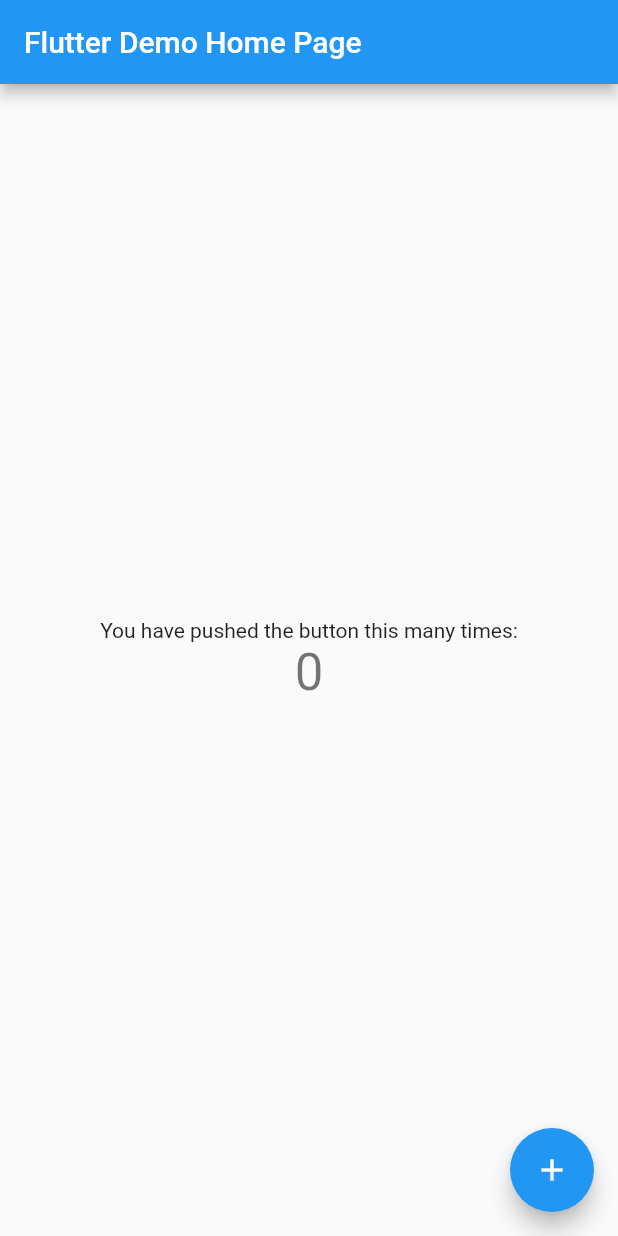
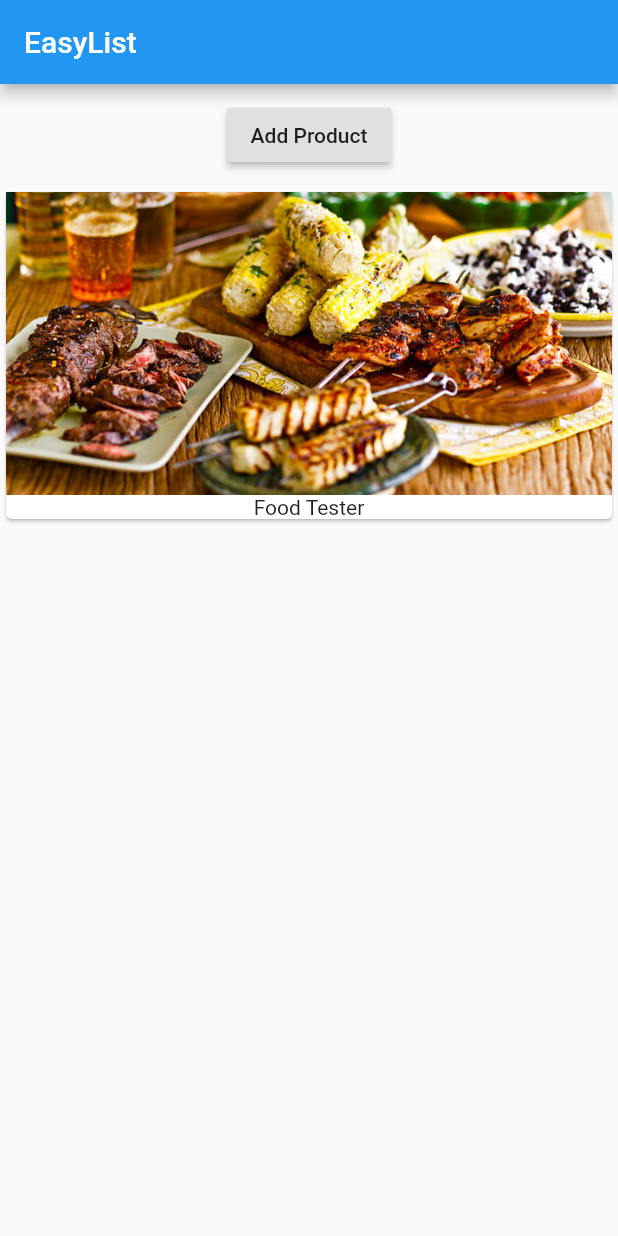
Before and after one commit to porrametict/learnflutter, a Flutter app: the screen it shows after launch, on a phone screen of 412 x 824 dp. Run offline on Flutter 3.47's test engine with Material 2 defaults, Android fonts, the phone set to English and light mode, and no system bars.

Commit message:
try to understand

```diff
--- a/followDoc/flutter_app_doc/lib/main.dart
+++ b/followDoc/flutter_app_doc/lib/main.dart
@@ -1,111 +1,17 @@
 import 'package:flutter/material.dart';
 
-void main() => runApp(MyApp());
+import './product_manager.dart';
+
+main() => runApp(MyApp());
 
 class MyApp extends StatelessWidget {
-  // This widget is the root of your application.
   @override
   Widget build(BuildContext context) {
-    return MaterialApp(
-      title: 'Flutter Demo',
-      theme: ThemeData(
-        // This is the theme of your application.
-        //
-        // Try running your application with "flutter run". You'll see the
-        // application has a blue toolbar. Then, without quitting the app, try
-        // changing the primarySwatch below to Colors.green and then invoke
-        // "hot reload" (press "r" in the console where you ran "flutter run",
-        // or simply save your changes to "hot reload" in a Flutter IDE).
-        // Notice that the counter didn't reset back to zero; the application
-        // is not restarted.
-        primarySwatch: Colors.blue,
-      ),
-      home: MyHomePage(title: 'Flutter Demo Home Page'),
-    );
+    return new MaterialApp(
+        home: Scaffold(
+            appBar: AppBar(
+              title: Text('EasyList'),
+            ),
+            body: ProductManager('Food Tester')));
   }
 }
-
-class MyHomePage extends StatefulWidget {
-  MyHomePage({Key key, this.title}) : super(key: key);
-
-  // This widget is the home page of your application. It is stateful, meaning
-  // that it has a State object (defined below) that contains fields that affect
-  // how it looks.
-
-  // This class is the configuration for the state. It holds the values (in this
-  // case the title) provided by the parent (in this case the App widget) and
-  // used by the build method of the State. Fields in a Widget subclass are
-  // always marked "final".
-
-  final String title;
-
-  @override
-  _MyHomePageState createState() => _MyHomePageState();
-}
-
-class _MyHomePageState extends State<MyHomePage> {
-  int _counter = 0;
-
-  void _incrementCounter() {
-    setState(() {
-      // This call to setState tells the Flutter framework that something has
-      // changed in this State, which causes it to rerun the build method below
-      // so that the display can reflect the updated values. If we changed
-      // _counter without calling setState(), then the build method would not be
-      // called again, and so nothing would appear to happen.
-      _counter++;
-    });
-  }
-
-  @override
-  Widget build(BuildContext context) {
-    // This method is rerun every time setState is called, for instance as done
-    // by the _incrementCounter method above.
-    //
-    // The Flutter framework has been optimized to make rerunning build methods
-    // fast, so that you can just rebuild anything that needs updating rather
-    // than having to individually change instances of widgets.
-    return Scaffold(
-      appBar: AppBar(
-        // Here we take the value from the MyHomePage object that was created by
-        // the App.build method, and use it to set our appbar title.
-        title: Text(widget.title),
-      ),
-      body: Center(
-        // Center is a layout widget. It takes a single child and positions it
-        // in the middle of the parent.
-        child: Column(
-          // Column is also layout widget. It takes a list of children and
-          // arranges them vertically. By default, it sizes itself to fit its
-          // children horizontally, and tries to be as tall as its parent.
-          //
-          // Invoke "debug painting" (press "p" in the console, choose the
-          // "Toggle Debug Paint" action from the Flutter Inspector in Android
-          // Studio, or the "Toggle Debug Paint" command in Visual Studio Code)
-          // to see the wireframe for each widget.
-          //
-          // Column has various properties to control how it sizes itself and
-          // how it positions its children. Here we use mainAxisAlignment to
-          // center the children vertically; the main axis here is the vertical
-          // axis because Columns are vertical (the cross axis would be
-          // horizontal).
-          mainAxisAlignment: MainAxisAlignment.center,
-          children: <Widget>[
-            Text(
-              'You have pushed the button this many times:',
-            ),
-            Text(
-              '$_counter',
-              style: Theme.of(context).textTheme.display1,
-            ),
-          ],
-        ),
-      ),
-      floatingActionButton: FloatingActionButton(
-        onPressed: _incrementCounter,
-        tooltip: 'Increment',
-        child: Icon(Icons.add),
-      ), // This trailing comma makes auto-formatting nicer for build methods.
-    );
-  }
-}
--- /dev/null
+++ b/followDoc/flutter_app_doc/lib/product.dart
@@ -0,0 +1,24 @@
+import 'package:flutter/material.dart';
+
+class Products extends StatelessWidget {
+  final List<String> products;
+  Products(this.products);
+  @override
+  Widget build(BuildContext context) {
+    // TODO: implement build
+    return Column(
+      children: products
+          .map(
+            (element) => Card(
+                  child: Column(
+                    children: <Widget>[
+                      Image.asset('assets/foods.jpg'),
+                      Text(element)
+                    ],
+                  ),
+                ),
+          )
+          .toList(),
+    );
+  }
+}
--- /dev/null
+++ b/followDoc/flutter_app_doc/lib/product_manager.dart
@@ -0,0 +1,46 @@
+import 'package:flutter/material.dart';
+
+import './product.dart';
+
+class ProductManager extends StatefulWidget {
+  final String startingProduct;
+
+  ProductManager(this.startingProduct);
+  @override
+  State<StatefulWidget> createState() {
+    // TODO: implement createState
+    return _ProductManagerState();
+  }
+}
+
+class _ProductManagerState extends State<ProductManager> {
+  List<String> _products = [];
+  @override
+    void initState() {
+      // TODO: implement initState
+      _products.add(widget.startingProduct);
+      super.initState();
+    }
+
+  @override
+  Widget build(BuildContext context) {
+    // TODO: implement build
+    return Column(
+      children: [
+        Container(
+          margin: EdgeInsets.all(10.0),
+          child: RaisedButton(
+            onPressed: () {
+              setState(() {
+                _products.add('Advance Food Tester');
+                print(_products);
+              });
+            },
+            child: Text('Add Product'),
+          ),
+        ),
+        Products(_products)
+      ],
+    );
+  }
+}
--- a/followDoc/flutter_app_doc/pubspec.yaml
+++ b/followDoc/flutter_app_doc/pubspec.yaml
@@ -37,8 +37,8 @@ flutter:
   uses-material-design: true
 
   # To add assets to your application, add an assets section, like this:
-  # assets:
-  #  - images/a_dot_burr.jpeg
+  assets:
+    - assets/foods.jpg
   #  - images/a_dot_ham.jpeg
 
   # An image asset can refer to one or more resolution-specific "variants", see
```
Also changed, not shown: followDoc/flutter_app_doc/assets/foods.jpg (added).
